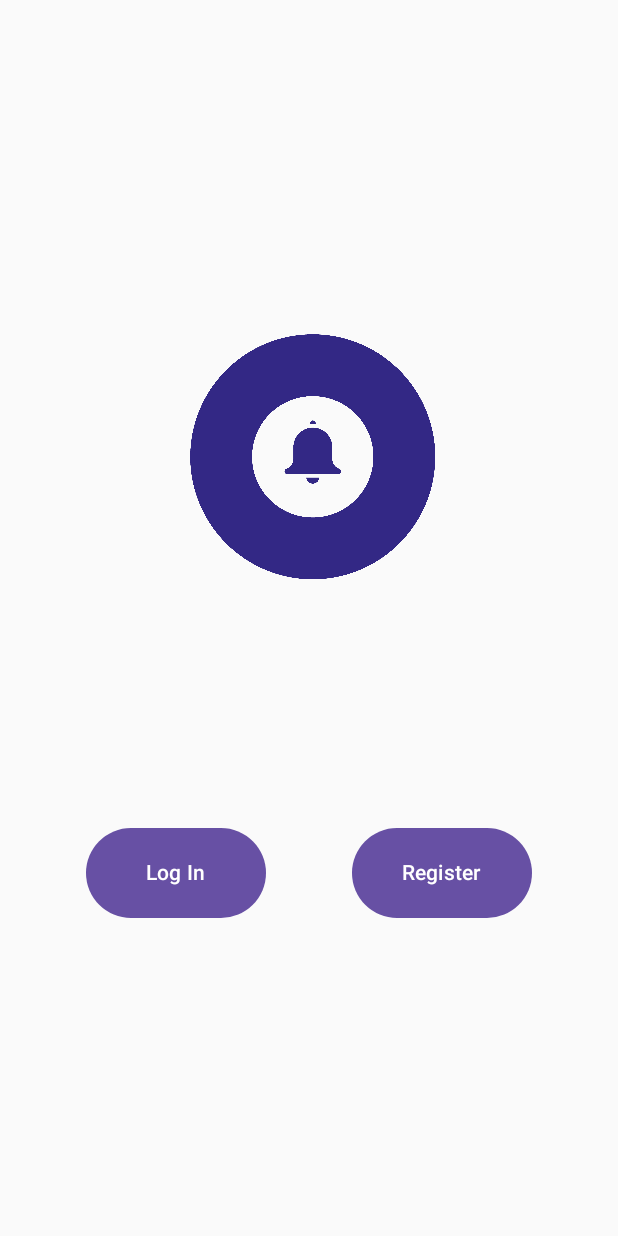
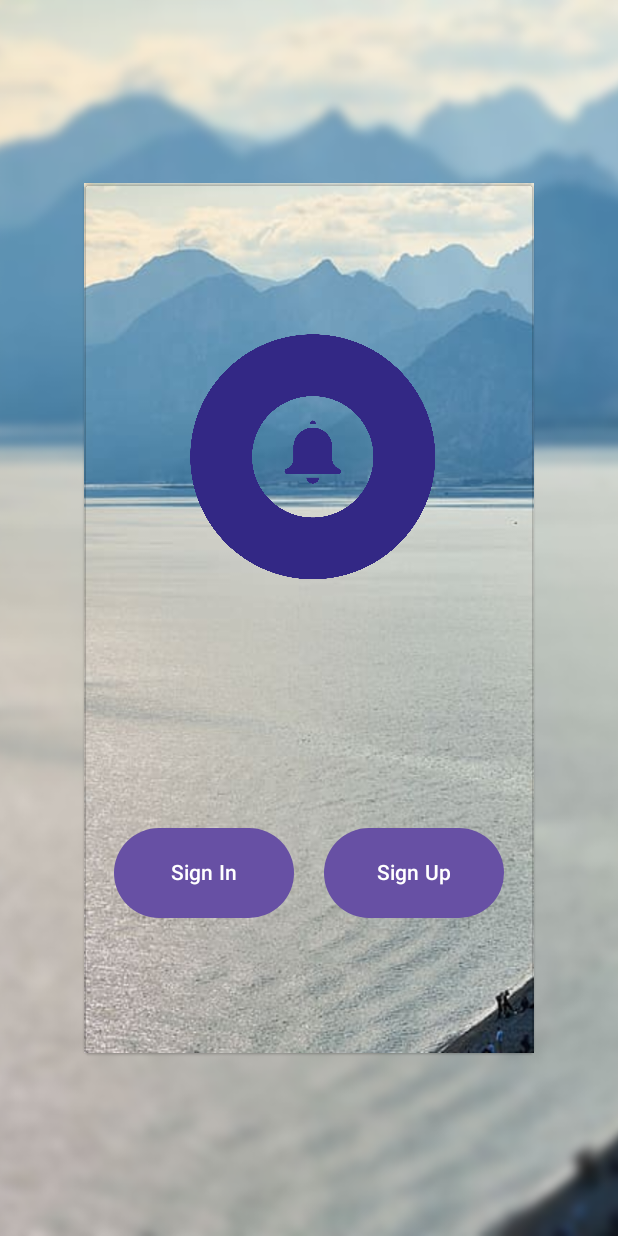
Before and after one commit to SaidMuratOzdemir/cse-234-term-project-notification-test-app, an Android app built with Jetpack Compose: the screen it shows after launch (MainActivity), on a phone screen of 412 x 824 dp. Run offline under Robolectric (Android 15) with nearby library versions, the light colour scheme and no system bars; our stand-ins replace Firebase (no records; nobody signed in at launch, a user with empty details on screens opened directly).

Commit message:
Imp: View of MainActivity improved

```diff
--- a/app/src/main/java/com/saidmuratozdemir/notificationtestapp/MainActivity.kt
+++ b/app/src/main/java/com/saidmuratozdemir/notificationtestapp/MainActivity.kt
@@ -6,12 +6,27 @@ import androidx.activity.ComponentActivity
 import androidx.activity.compose.setContent
 import androidx.activity.enableEdgeToEdge
 import androidx.compose.foundation.Image
-import androidx.compose.foundation.layout.*
+import androidx.compose.foundation.background
+import androidx.compose.foundation.layout.Arrangement
+import androidx.compose.foundation.layout.Box
+import androidx.compose.foundation.layout.Column
+import androidx.compose.foundation.layout.Row
+import androidx.compose.foundation.layout.Spacer
+import androidx.compose.foundation.layout.fillMaxSize
+import androidx.compose.foundation.layout.fillMaxWidth
+import androidx.compose.foundation.layout.height
+import androidx.compose.foundation.layout.size
 import androidx.compose.material3.Button
+import androidx.compose.material3.MaterialTheme
 import androidx.compose.material3.Text
+import androidx.compose.runtime.Composable
 import androidx.compose.ui.Alignment
 import androidx.compose.ui.Modifier
+import androidx.compose.ui.draw.shadow
+import androidx.compose.ui.graphics.Color
+import androidx.compose.ui.layout.ContentScale
 import androidx.compose.ui.res.painterResource
+import androidx.compose.ui.tooling.preview.Preview
 import androidx.compose.ui.unit.dp
 import com.google.firebase.auth.FirebaseAuth
 
@@ -26,11 +41,51 @@ class MainActivity : ComponentActivity() {
             return
         } else {
             setContent {
+                MainScreen()
+
+            }
+        }
+    }
+
+    @Composable
+    @Preview
+    fun MainScreen() {
+
+        Box(
+            modifier = Modifier
+                .fillMaxSize(),
+            contentAlignment = Alignment.Center
+
+        ) {
+            Image(
+                painter = painterResource(id = R.drawable.backgroundblur),
+                contentDescription = "Arka Plan Resmi",
+                modifier = Modifier.fillMaxSize(),
+                contentScale = ContentScale.Crop
+            )
+
+            Box(modifier =Modifier.size(300.dp,580.dp)){
+
+                Image(
+                    painter = painterResource(id = R.drawable.background),
+                    contentDescription = "Arka Plan Resmi",
+                    modifier = Modifier.fillMaxSize(),
+                    contentScale = ContentScale.Crop
+                )
+
                 Column(
-                    modifier = Modifier.fillMaxSize(),
-                    Arrangement.Center,
-                    horizontalAlignment = Alignment.CenterHorizontally
-                ) {
+                    modifier = Modifier
+                        .fillMaxSize()
+                        .shadow(
+                            elevation = 1.dp,
+                            shape = MaterialTheme.shapes.extraSmall,
+                        )
+                        .background(Color.Transparent),
+                    verticalArrangement = Arrangement.Center,
+                    horizontalAlignment = Alignment.CenterHorizontally,
+
+
+                    ) {
                     Image(
                         painter = painterResource(id = R.drawable.logo),
                         contentDescription = "App logo",
@@ -47,16 +102,19 @@ class MainActivity : ComponentActivity() {
                                 startActivity(Intent(this@MainActivity, LoginActivity::class.java))
                             },
                             modifier = Modifier.size(120.dp, 60.dp)
-                        ) { Text(text = "Log In") }
+                        ) { Text(text = "Sign In") }
                         Button(onClick = {
                             startActivity(Intent(this@MainActivity, RegisterActivity::class.java))
                         }, modifier = Modifier.size(120.dp, 60.dp)) {
-                            Text(text = "Register")
+                            Text(text = "Sign Up")
                         }
                     }
                 }
+
             }
+
         }
+
     }
 
     override fun onStart() {
```
